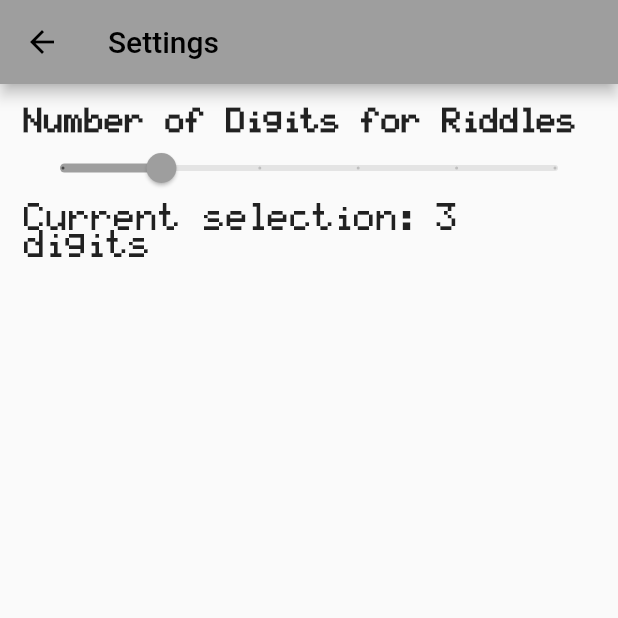
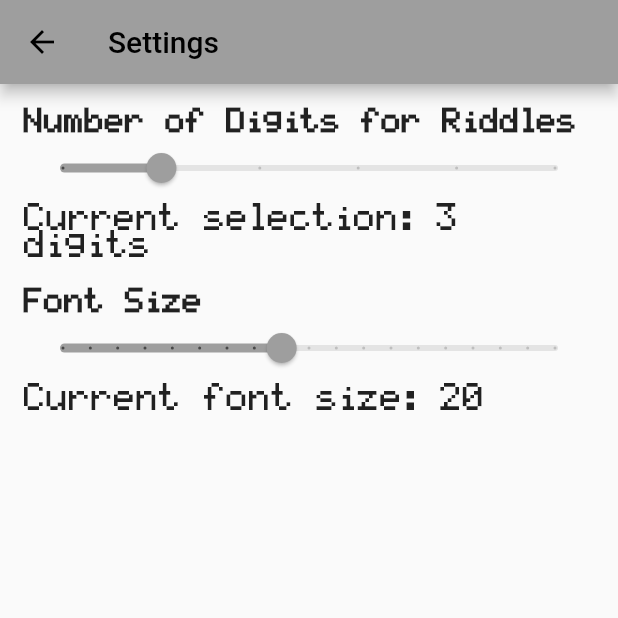
Before and after one commit to HennyBicks01/math_riddler, a Flutter app: the screen it shows after launch, after a tap on the "menu" icon, on a phone screen of 412 x 824 dp, the top half of it. Run offline on Flutter 3.47's test engine with Material 2 defaults, Android fonts, the phone set to English and light mode, and no system bars.

Commit message:
committed font and scroll changes

```diff
--- a/lib/main.dart
+++ b/lib/main.dart
@@ -1,3 +1,4 @@
+import 'package:flutter/cupertino.dart';
 import 'package:flutter/material.dart';
 
 import 'package:mathriddles/riddle_generator.dart';
@@ -43,6 +44,8 @@ class _MyHomePageState extends State<MyHomePage> {
   int _eloScore = 1200;
   Color _backgroundColor = Colors.grey[200]!;  // Changed to a calculator grayish tone.
   String _currentRiddleDisplay = '';
+  double _fontSize = 20;  // default font size
+
 
   final riddleGenerator = RiddleGenerator();
 
@@ -60,6 +63,13 @@ class _MyHomePageState extends State<MyHomePage> {
       _currentInput += number;
     });
   }
+
+  void _updateFontSize(double newSize) {
+    setState(() {
+      _fontSize = newSize;
+    });
+  }
+
 
   void _removeLastDigit() {
     if (_currentInput.isNotEmpty) {
@@ -221,10 +231,30 @@ class _MyHomePageState extends State<MyHomePage> {
                     children: <Widget>[
                       Column(
                         children: [
-                          // 1. Move Elo Score here.
-                          Align(
-                            alignment: Alignment.topRight,
-                            child: Container(
+
+                          // New Row for ELO Score and Menu Icon
+                          Row(
+                            mainAxisAlignment: MainAxisAlignment.spaceBetween,  // Space out the children.
+                            children: [
+                              // Menu Icon (Settings)
+                              IconButton(
+                                onPressed: () {
+                                  Navigator.of(context).push(
+                                    MaterialPageRoute(
+                                      builder: (context) => SettingsPage(
+                                        onDigitsChanged: _updateDigitsValue,
+                                        onFontSizeChanged: (newSize) {
+                                          _updateFontSize(newSize);
+                                        },
+                                      ),
+                                    ),
+                                  );
+                                },
+                                icon: const Icon(Icons.menu, color: CupertinoColors.inactiveGray),
+                              ),
+
+                              // Elo Score
+                              Container(
                                 padding: const EdgeInsets.all(4.0),
                                 decoration: BoxDecoration(
                                   color: Colors.black.withOpacity(0.7),
@@ -239,7 +269,9 @@ class _MyHomePageState extends State<MyHomePage> {
                                   ),
                                 ),
                               ),
+                            ],
                           ),
+
 
 
                           // 3. Riddle positioned above the keypad wrapped in a "display box".
@@ -247,13 +279,13 @@ class _MyHomePageState extends State<MyHomePage> {
                             flex: 7,
                             child: Center(
                               child: Container(
-                                width: screenWidth * 0.85,  // 70% of the screen width
-                                height: screenHeight * 0.5, // 30% of the screen height
+                                width: screenWidth * 0.85,
+                                height: screenHeight * 0.53,
                                 padding: const EdgeInsets.all(20.0),
                                 decoration: BoxDecoration(
-                                    color: const Color(0xFFA8B6A0), // Grayish-green tint
-                                    borderRadius: BorderRadius.circular(10), // Rounded edges
-                                    boxShadow: const [ // Optional shadow effect
+                                    color: const Color(0xFFA8B6A0),
+                                    borderRadius: BorderRadius.circular(10),
+                                    boxShadow: const [
                                       BoxShadow(
                                           color: Colors.black26,
                                           blurRadius: 5.0,
@@ -261,29 +293,40 @@ class _MyHomePageState extends State<MyHomePage> {
                                       ),
                                     ]
                                 ),
-                                child: Stack(
-                                  children: <Widget>[
-                                    // Riddle Display
-                                    Align(
-                                      alignment: Alignment.topRight,
-                                      child: Text(
+
+                                child: Column(
+                                  mainAxisAlignment: MainAxisAlignment.end,
+                                  crossAxisAlignment: CrossAxisAlignment.end,
+                                  children: [
+                                    Expanded(
+                                      child: SingleChildScrollView(
+                                        reverse: true,  // Makes the content start from the bottom
+                                        scrollDirection: Axis.vertical,
+                                        child: Column(
+                                          mainAxisAlignment: MainAxisAlignment.end,
+                                          crossAxisAlignment: CrossAxisAlignment.end,
+                                          children: [
+                                            Text(
                                               _currentRiddleDisplay,
-                                        style: const TextStyle(fontSize: 22),
-                                        textAlign: TextAlign.right,  // Make the text align right
+                                              style: TextStyle(fontSize: _fontSize),
+                                              textAlign: TextAlign.right,
+                                            ),
+                                          ],
                                         ),
                                       ),
+                                    ),
+
+                                    // Small space between the riddle and the current input
                                     // Current Input (Guess Area)
-                                    Align(
-                                      alignment: Alignment.bottomRight,
-                                      child: Text(
+                                    Text(
                                       _currentInput,
                                       style: const TextStyle(
                                           fontSize: 32, fontWeight: FontWeight.bold),
-                                        textAlign: TextAlign.right, // Make the text align right
-                                      ),
+                                      textAlign: TextAlign.right,
                                     ),
                                   ],
                                 ),
+
                               ),
                             ),
                           ),
@@ -312,22 +355,6 @@ class _MyHomePageState extends State<MyHomePage> {
                           ),
                         ],
                       ),
-                      Positioned(
-                        top: 10,
-                        left: 0,
-                        child: ElevatedButton(
-                          onPressed: () {
-                            Navigator.of(context).push(
-                              MaterialPageRoute(builder: (context) => SettingsPage(onDigitsChanged: _updateDigitsValue)),
-                            );
-                          },
-                          style: ElevatedButton.styleFrom(
-                            backgroundColor: Colors.grey[700], // Darker button for settings.
-                            shape: const CircleBorder(),
-                          ),
-                          child: const Icon(Icons.menu, color: Colors.white),  // White icon for better visibility.
-                        ),
-                      ),
                     ]
                 )
             )
--- a/lib/settings.dart
+++ b/lib/settings.dart
@@ -2,8 +2,9 @@ import 'package:flutter/material.dart';
 
 class SettingsPage extends StatefulWidget {
   final Function(int) onDigitsChanged;
+  final Function(double) onFontSizeChanged;
 
-  const SettingsPage({Key? key, required this.onDigitsChanged}) : super(key: key);
+  const SettingsPage({Key? key, required this.onDigitsChanged, required this.onFontSizeChanged}) : super(key: key);
 
   @override
   SettingsPageState createState() => SettingsPageState();
@@ -11,6 +12,7 @@ class SettingsPage extends StatefulWidget {
 
 class SettingsPageState extends State<SettingsPage> {
   double _currentSliderValue = 3;  // Default value set to 3 digits
+  double _fontSize = 20; // 1. Default font size
 
   @override
   Widget build(BuildContext context) {
@@ -41,6 +43,27 @@ class SettingsPageState extends State<SettingsPage> {
               },
             ),
             Text('Current selection: ${_currentSliderValue.round()} digits'),
+
+            // 2. Add the Slider for font size
+            const SizedBox(height: 20),
+            const Text(
+              'Font Size',
+              style: TextStyle(fontSize: 18, fontWeight: FontWeight.bold),
+            ),
+            Slider(
+              value: _fontSize,
+              min: 12,  // minimum font size (adjust as per your needs)
+              max: 30,  // maximum font size (adjust as per your needs)
+              divisions: 18,
+              label: _fontSize.round().toString(),
+              onChanged: (double value) {
+                setState(() {
+                  _fontSize = value;
+                });
+                widget.onFontSizeChanged(_fontSize);
+              },
+            ),
+            Text('Current font size: ${_fontSize.round()}'),
           ],
         ),
       ),
```
Lines whose indentation alone changed are shown as unchanged.
